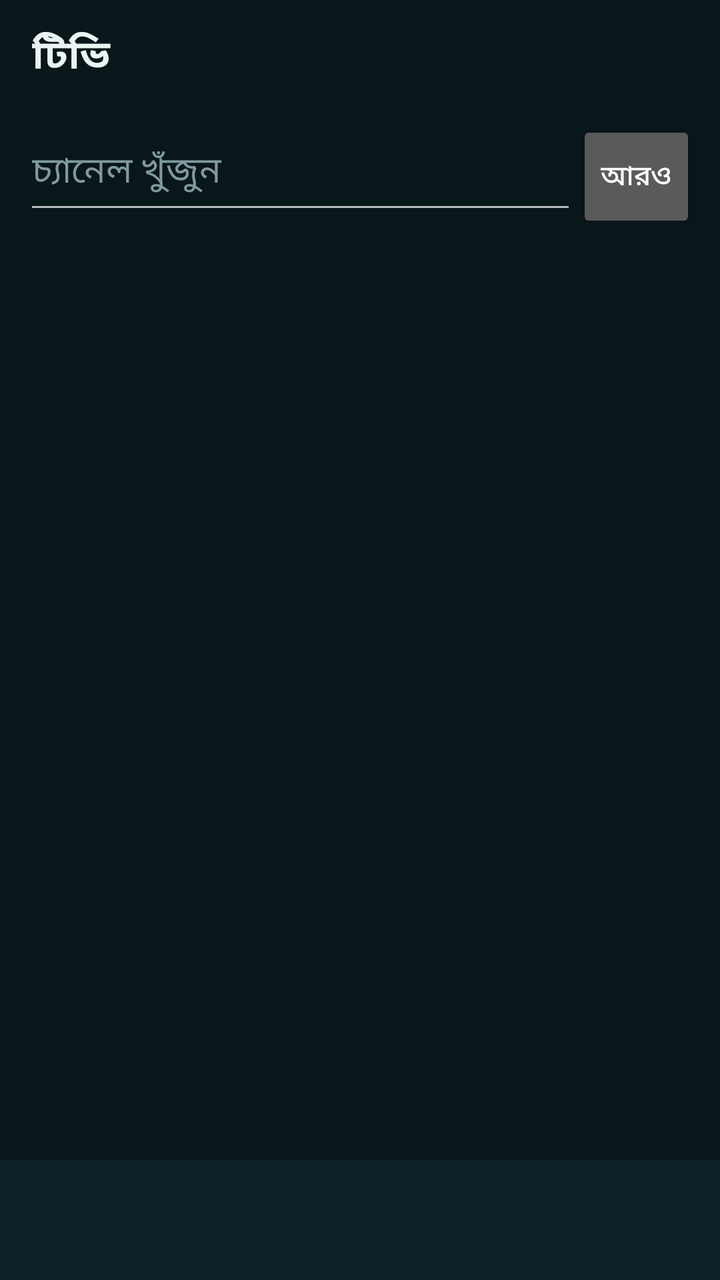
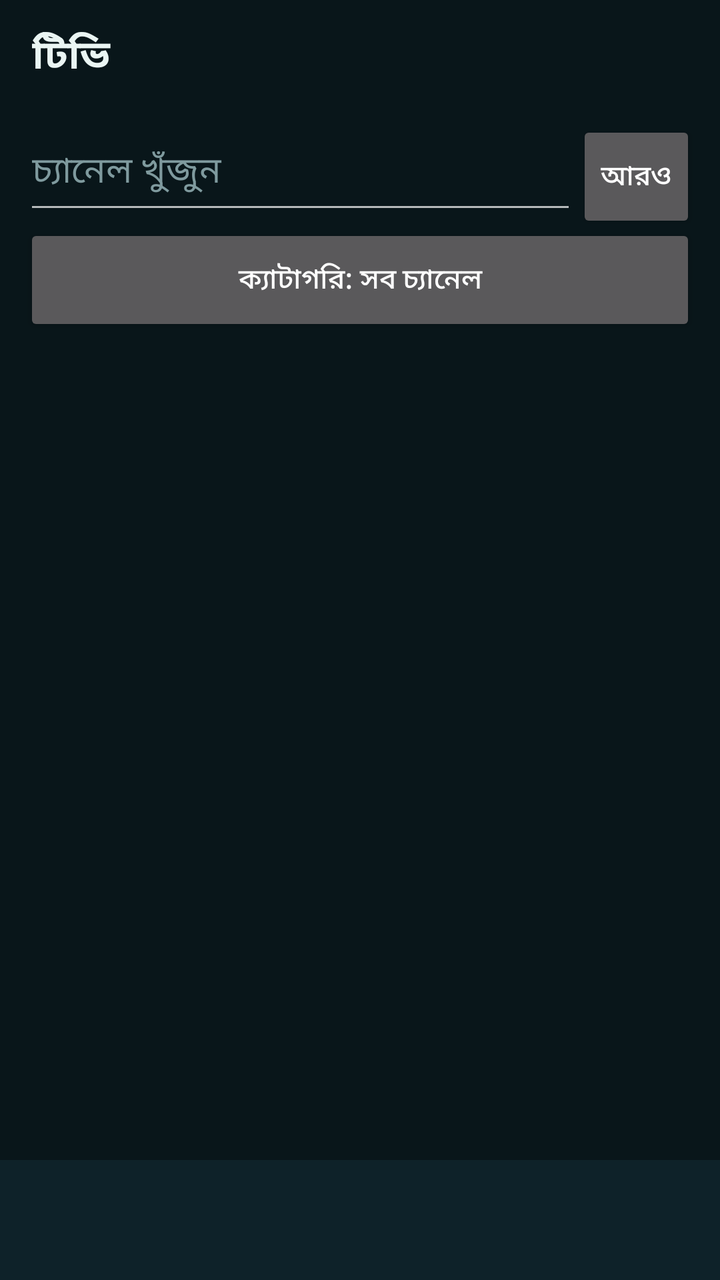

The first picture is an Android layout as it rendered before a commit; the second is the same layout after the commit. The layout source and the unified diff follow.
<!-- AndroidManifest.xml: activity theme Theme.AppCompat.NoActionBar -->
<!-- res/layout/activity_tv.xml -->
<?xml version="1.0" encoding="utf-8"?>
<LinearLayout xmlns:android="http://schemas.android.com/apk/res/android"
    android:layout_width="match_parent"
    android:layout_height="match_parent"
    android:orientation="vertical"
    android:background="#09161A">

    <TextView
        android:id="@+id/barTitle"
        android:layout_width="match_parent"
        android:layout_height="56dp"
        android:gravity="center_vertical"
        android:paddingStart="16dp"
        android:paddingEnd="16dp"
        android:text="টিভি"
        android:textColor="#EAF5F3"
        android:textSize="20sp"
        android:textStyle="bold"
        android:accessibilityHeading="true" />

    <LinearLayout
        android:layout_width="match_parent"
        android:layout_height="wrap_content"
        android:orientation="horizontal"
        android:paddingStart="12dp"
        android:paddingEnd="12dp">

        <EditText
            android:id="@+id/tvSearch"
            android:layout_width="0dp"
            android:layout_height="56dp"
            android:layout_weight="1"
            android:hint="চ্যানেল খুঁজুন"
            android:imeOptions="actionSearch"
            android:inputType="text"
            android:maxLines="1"
            android:textColor="#EAF5F3"
            android:textColorHint="#7F9A9E" />

        <Button
            android:id="@+id/tvMore"
            android:layout_width="wrap_content"
            android:layout_height="56dp"
            android:minWidth="56dp"
            android:text="আরও"
            android:textAllCaps="false" />
    </LinearLayout>

    <TextView
        android:id="@+id/status"
        android:layout_width="match_parent"
        android:layout_height="wrap_content"
        android:padding="12dp"
        android:textColor="#A4BCC0"
        android:textSize="15sp"
        android:visibility="gone"
        android:accessibilityLiveRegion="polite" />

    <androidx.recyclerview.widget.RecyclerView
        android:id="@+id/list"
        android:layout_width="match_parent"
        android:layout_height="0dp"
        android:layout_weight="1"
        android:clipToPadding="false" />

    <include layout="@layout/bottom_tabs" />
</LinearLayout>
<!-- res/layout/bottom_tabs.xml (included above) -->
<?xml version="1.0" encoding="utf-8"?>
<LinearLayout xmlns:android="http://schemas.android.com/apk/res/android"
    android:layout_width="match_parent"
    android:layout_height="60dp"
    android:orientation="horizontal"
    android:background="#0E2229">

    <Button
        android:id="@+id/tabHome"
        style="?android:attr/borderlessButtonStyle"
        android:layout_width="0dp"
        android:layout_height="match_parent"
        android:layout_weight="1"
        android:minWidth="0dp"
        android:padding="0dp"
        android:textAllCaps="false"
        android:textSize="11sp" />

    <Button
        android:id="@+id/tabSubs"
        style="?android:attr/borderlessButtonStyle"
        android:layout_width="0dp"
        android:layout_height="match_parent"
        android:layout_weight="1"
        android:minWidth="0dp"
        android:padding="0dp"
        android:textAllCaps="false"
        android:textSize="11sp" />

    <Button
        android:id="@+id/tabRadio"
        style="?android:attr/borderlessButtonStyle"
        android:layout_width="0dp"
        android:layout_height="match_parent"
        android:layout_weight="1"
        android:minWidth="0dp"
        android:padding="0dp"
        android:textAllCaps="false"
        android:textSize="11sp" />

    <Button
        android:id="@+id/tabTv"
        style="?android:attr/borderlessButtonStyle"
        android:layout_width="0dp"
        android:layout_height="match_parent"
        android:layout_weight="1"
        android:minWidth="0dp"
        android:padding="0dp"
        android:textAllCaps="false"
        android:textSize="11sp" />

    <Button
        android:id="@+id/tabYou"
        style="?android:attr/borderlessButtonStyle"
        android:layout_width="0dp"
        android:layout_height="match_parent"
        android:layout_weight="1"
        android:minWidth="0dp"
        android:padding="0dp"
        android:textAllCaps="false"
        android:textSize="11sp" />
</LinearLayout>
<!-- resources referenced by this layout -->
<resources>

</resources>

<!-- the commit's change to res/layout/activity_tv.xml (unified diff, before → after) -->
@@ -45,6 +45,15 @@
             android:text="আরও"
             android:textAllCaps="false" />
     </LinearLayout>
+
+    <Button
+        android:id="@+id/tvCat"
+        android:layout_width="match_parent"
+        android:layout_height="56dp"
+        android:layout_marginStart="12dp"
+        android:layout_marginEnd="12dp"
+        android:text="ক্যাটাগরি: সব চ্যানেল"
+        android:textAllCaps="false" />
 
     <TextView
         android:id="@+id/status"
